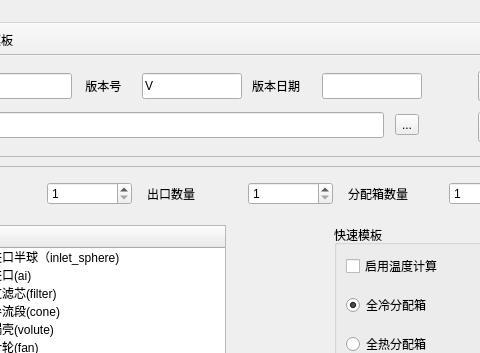
Qt form fluent_gui/ui_qt/ui_main.ui (qweaxdzsc/fluent_add_on) before a commit; both pictures show x 118 to 598 and y 0 to 353 of the 950 by 759 pixel window.
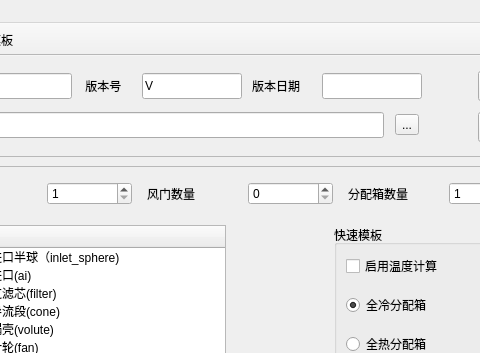
The same form after that commit. Icons and pictures are not drawn.

The edit to the form file:
```diff
--- a/fluent_gui/ui_qt/ui_main.ui
+++ b/fluent_gui/ui_qt/ui_main.ui
@@ -64,7 +64,7 @@
      <property name="geometry">
       <rect>
        <x>0</x>
-       <y>-810</y>
+       <y>0</y>
        <width>688</width>
        <height>1296</height>
       </rect>
@@ -267,7 +267,7 @@
            <item>
             <widget class="QLabel" name="label_outlet_number">
              <property name="text">
-              <string>出口数量</string>
+              <string>风门数量</string>
              </property>
              <property name="buddy">
               <cstring>outlet_number</cstring>
@@ -277,7 +277,10 @@
            <item>
             <widget class="QSpinBox" name="outlet_number">
              <property name="minimum">
-              <number>1</number>
+              <number>0</number>
+             </property>
+             <property name="value">
+              <number>0</number>
              </property>
             </widget>
            </item>
```
Left out of the diff: 12 changed lines with no effect on the pictures.
